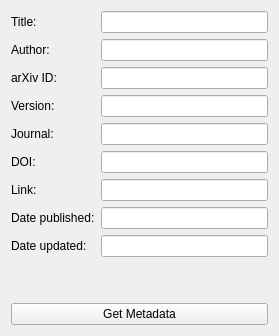
Qt form amt/views/ui/articleForm.ui (eg0rim/amt) before a commit.
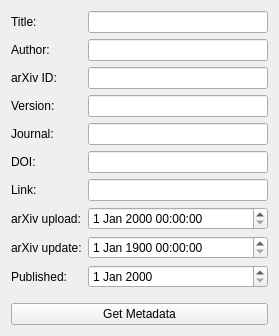
The same form after that commit.

```diff
--- a/amt/views/ui/articleForm.ui
+++ b/amt/views/ui/articleForm.ui
@@ -89,22 +89,43 @@
      <item row="7" column="0">
       <widget class="QLabel" name="datePublishedLabel">
        <property name="text">
-        <string>Date published:</string>
+        <string>arXiv upload:</string>
        </property>
       </widget>
      </item>
      <item row="7" column="1">
-      <widget class="QLineEdit" name="datePublishedLineEdit"/>
+      <widget class="QDateTimeEdit" name="arXivUploadDateTimeEdit"/>
      </item>
      <item row="8" column="0">
       <widget class="QLabel" name="dateUpdatedLabel">
        <property name="text">
-        <string>Date updated:</string>
+        <string>arXiv update:</string>
        </property>
       </widget>
      </item>
      <item row="8" column="1">
-      <widget class="QLineEdit" name="dateUpdatedLineEdit"/>
+      <widget class="QDateTimeEdit" name="arXivUpdateDateTimeEdit">
+       <property name="dateTime">
+        <datetime>
+         <hour>0</hour>
+         <minute>0</minute>
+         <second>0</second>
+         <year>1900</year>
+         <month>1</month>
+         <day>1</day>
+        </datetime>
+       </property>
+      </widget>
+     </item>
+     <item row="9" column="0">
+      <widget class="QLabel" name="publishedLabel">
+       <property name="text">
+        <string>Published:</string>
+       </property>
+      </widget>
+     </item>
+     <item row="9" column="1">
+      <widget class="QDateEdit" name="publishedDateEdit"/>
      </item>
     </layout>
    </item>
```
Left out of the diff: 6 changed lines with no effect on the pictures.
